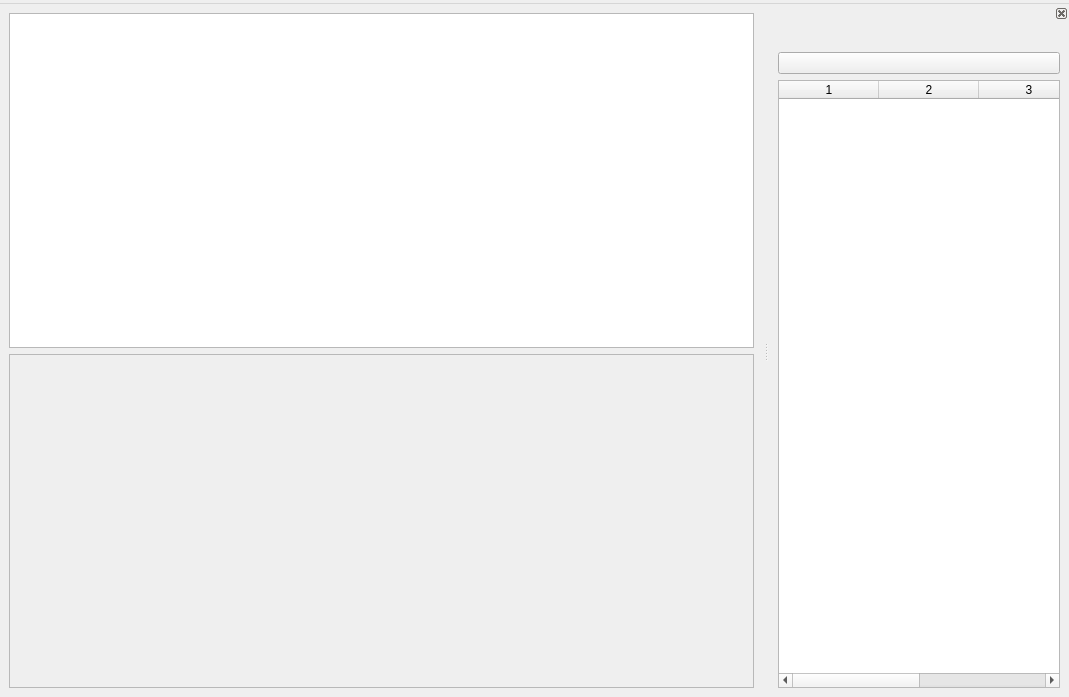
Above: org.nickvision.tubeconverter.qt/src/views/mainwindow.ui from NickvisionApps/Parabolic before the change. Below: the same form after it.
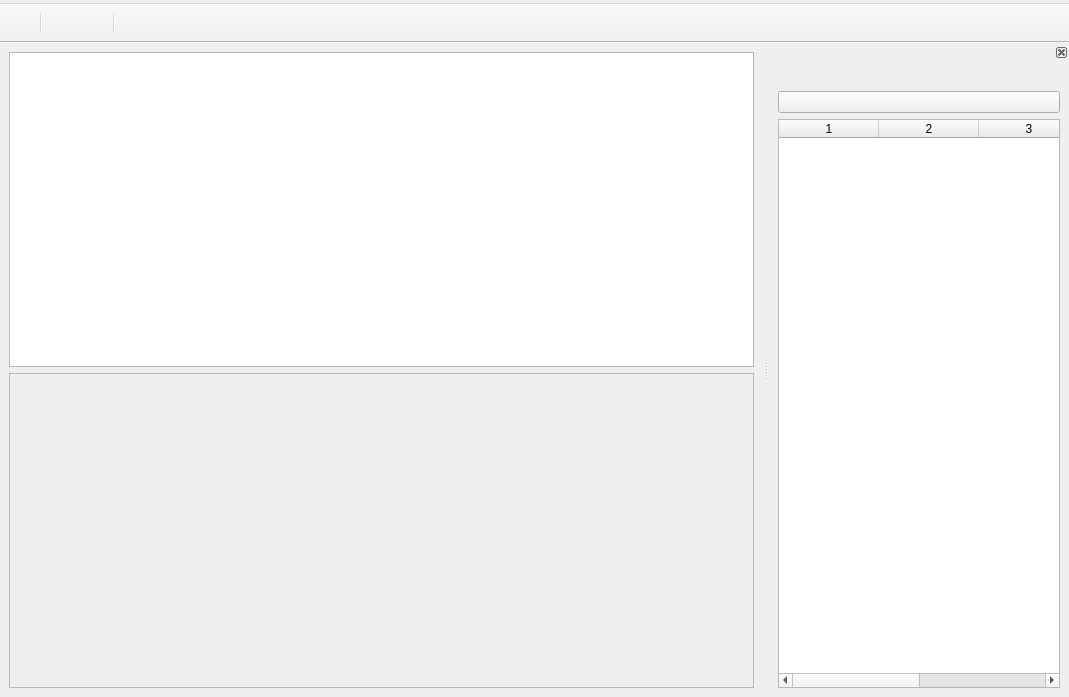
That is the form after the change. The open tabs and pages were chosen to show the change. Icons and pictures are not drawn.

Commit message: Add QT ToolBar + GNOME Fixes

What changed in the file:
```diff
--- a/org.nickvision.tubeconverter.qt/src/views/mainwindow.ui
+++ b/org.nickvision.tubeconverter.qt/src/views/mainwindow.ui
@@ -14,6 +14,9 @@
    <iconset resource="../../org.nickvision.tubeconverter.qt.qrc">
     <normaloff>:/resources/org.nickvision.tubeconverter.ico</normaloff>:/resources/org.nickvision.tubeconverter.ico</iconset>
   </property>
+  <property name="toolButtonStyle">
+   <enum>Qt::ToolButtonStyle::ToolButtonTextBesideIcon</enum>
+  </property>
   <widget class="QWidget" name="mainGrid">
    <layout class="QHBoxLayout" name="horizontalLayout">
     <property name="leftMargin">
@@ -170,7 +173,7 @@
              <x>0</x>
              <y>0</y>
              <width>745</width>
-             <height>318</height>
+             <height>301</height>
             </rect>
            </property>
            <layout class="QVBoxLayout" name="verticalLayout_6">
@@ -364,6 +367,28 @@
     </layout>
    </widget>
   </widget>
+  <widget class="QToolBar" name="toolBar">
+   <property name="windowTitle">
+    <string>toolBar</string>
+   </property>
+   <property name="movable">
+    <bool>false</bool>
+   </property>
+   <property name="allowedAreas">
+    <set>Qt::ToolBarArea::TopToolBarArea</set>
+   </property>
+   <attribute name="toolBarArea">
+    <enum>TopToolBarArea</enum>
+   </attribute>
+   <attribute name="toolBarBreak">
+    <bool>false</bool>
+   </attribute>
+   <addaction name="actionAddDownload"/>
+   <addaction name="separator"/>
+   <addaction name="actionStopAllDownloads"/>
+   <addaction name="actionRetryFailedDownloads"/>
+   <addaction name="separator"/>
+  </widget>
   <action name="actionCheckForUpdates">
    <property name="icon">
     <iconset theme="sync-synchronizing"/>
```
Left out of the diff: 5 changed lines with no effect on the pictures. The commit also changes 3 other files.
